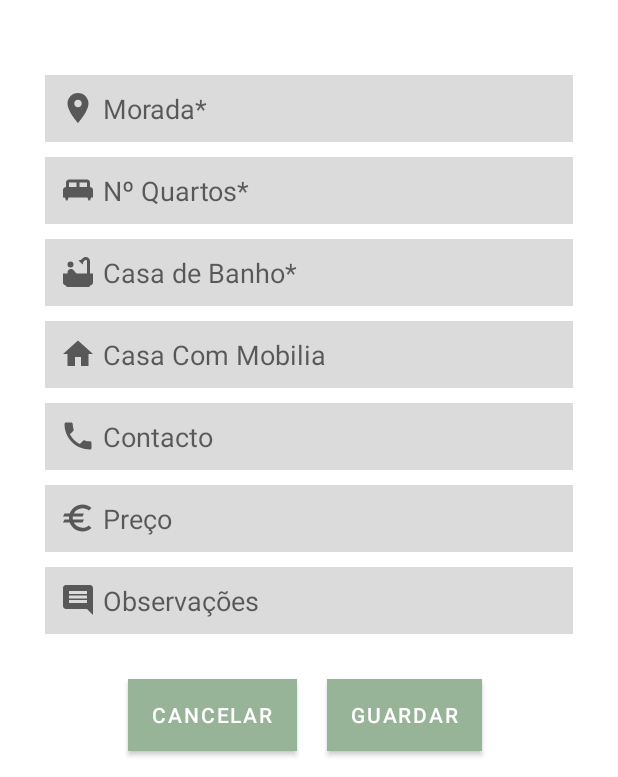
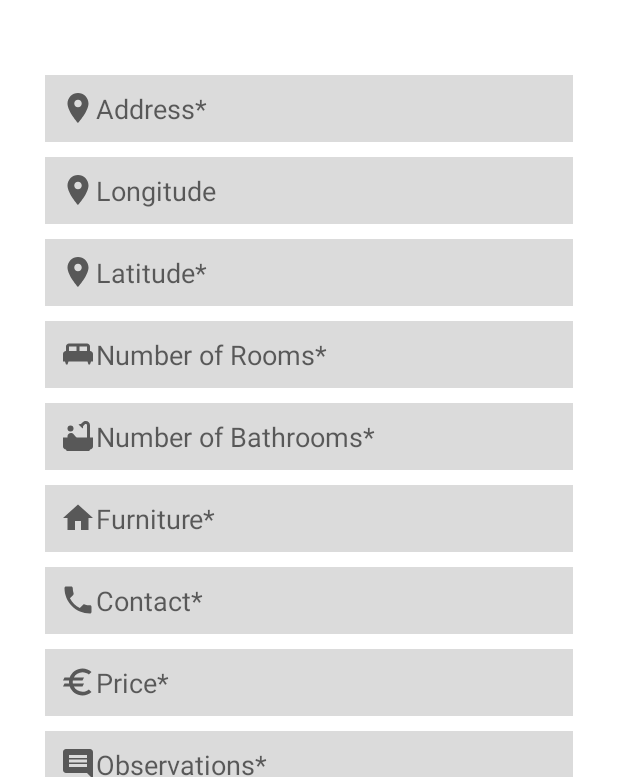
Before and after one commit to tneveda/RoomForStudents, an Android app: the screen it shows after launch (InserirAnunciosActivity), on a phone screen of 412 x 824 dp, the part 459-1236 px from its top. Run offline under Robolectric (Android 15) with nearby library versions, the phone set to English and light mode, and no system bars; pictures from the network do not load.

Commit message:
Atualizado o código de inserção de dados, para adequar ao novo layout

```diff
--- a/app/src/main/java/ecgm/com/roomforstudents/InserirAnunciosActivity.kt
+++ b/app/src/main/java/ecgm/com/roomforstudents/InserirAnunciosActivity.kt
@@ -35,6 +35,11 @@ class InserirAnunciosActivity : AppCompatActivity() {
     private lateinit var shared_preferences: SharedPreferences
     private lateinit var latitude : EditText
     private lateinit var longitude : EditText
+    private lateinit var casaBanho : EditText
+    private lateinit var mobilada : EditText
+    private lateinit var contacto : EditText
+    private lateinit var preco : EditText
+    private lateinit var observacao : EditText
     private lateinit var imageView: ImageView
     private lateinit var button: Button
     private val pickImage = 100
@@ -48,11 +53,16 @@ class InserirAnunciosActivity : AppCompatActivity() {
         setContentView(R.layout.activity_inserir_anuncios)
 
         imageView = findViewById(R.id.preview)
-        button = findViewById(R.id.upload)
+        button = findViewById(R.id.inserirFoto)
         editMoradaView = findViewById(R.id.morada)
-        editNQuartosView = findViewById(R.id.nquartos)
+        editNQuartosView = findViewById(R.id.quartos)
         latitude = findViewById(R.id.latitude)
         longitude = findViewById(R.id.longitude)
+        casaBanho = findViewById(R.id.casaBanho)
+        mobilada = findViewById(R.id.mobilada)
+        contacto = findViewById(R.id.contacto)
+        preco = findViewById(R.id.preco)
+        observacao = findViewById(R.id.observacao)
         button.setOnClickListener {
             val gallery = Intent(Intent.ACTION_PICK, MediaStore.Images.Media.INTERNAL_CONTENT_URI)
             startActivityForResult(gallery, pickImage)
@@ -190,6 +200,13 @@ class InserirAnunciosActivity : AppCompatActivity() {
         val longitude = longitude.text.toString().toDouble()
         val morada= editMoradaView.text.toString()
         val n_quartos = editNQuartosView.text.toString().toInt()
+        val casaBanho = casaBanho.text.toString().toInt()
+        val contacto = contacto.text.toString()
+        val mobilada = mobilada.text.toString()
+        val preco = preco.text.toString().toDouble()
+        val observacao = observacao.text.toString()
+
+
         val utilizador_id = shared_preferences.getInt("id", 0)
         val fotografia =  base64
 
@@ -201,12 +218,12 @@ class InserirAnunciosActivity : AppCompatActivity() {
             latitude = latitude.toString().toDouble(),
             longitude = longitude.toString().toDouble(),
             fotografia = fotografia,
-            preco = 20.0,
-            ncasas_banho = 1,
-            telemovel= "teste",
-            mobilado = "teste",
-            outros_atributos = "1",
-            qrcode = "teste"
+            preco = preco,
+            ncasas_banho = casaBanho,
+            telemovel= contacto,
+            mobilado = mobilada,
+            outros_atributos = observacao,
+            qrcode = "none"
         )
 
         call.enqueue(object : Callback<OutputAnuncio> {
@@ -228,6 +245,5 @@ class InserirAnunciosActivity : AppCompatActivity() {
 
     }
 
-    fun cancelar(view: View) {}
 
 }
--- a/app/src/main/res/layout/activity_inserir_anuncios.xml
+++ b/app/src/main/res/layout/activity_inserir_anuncios.xml
@@ -36,7 +36,36 @@
                 android:layout_marginEnd="30dp"
                 android:background="@color/cinza"
                 android:drawableStart="@drawable/ic_baseline_location_on_24"
-                android:hint=" Morada*"
+                android:hint="@string/adress2"
+                android:inputType="textAutoComplete"
+                android:minHeight="16dp"
+                android:padding="10dp" />
+
+            <EditText
+                android:id="@+id/longitude"
+                android:layout_width="match_parent"
+                android:layout_height="wrap_content"
+                android:layout_marginStart="30dp"
+                android:layout_marginTop="10dp"
+                android:layout_marginEnd="30dp"
+                android:background="@color/cinza"
+                android:drawableStart="@drawable/ic_baseline_location_on_24"
+                android:hint="@string/longitude"
+                android:inputType="textAutoComplete"
+                android:minHeight="16dp"
+                android:padding="10dp" />
+
+
+            <EditText
+                android:id="@+id/latitude"
+                android:layout_width="match_parent"
+                android:layout_height="wrap_content"
+                android:layout_marginStart="30dp"
+                android:layout_marginTop="10dp"
+                android:layout_marginEnd="30dp"
+                android:background="@color/cinza"
+                android:drawableStart="@drawable/ic_baseline_location_on_24"
+                android:hint="@string/latitude"
                 android:inputType="textAutoComplete"
                 android:minHeight="16dp"
                 android:padding="10dp" />
@@ -50,7 +79,7 @@
                 android:layout_marginEnd="30dp"
                 android:background="@color/cinza"
                 android:drawableStart="@drawable/ic_baseline_king_bed_24"
-                android:hint=" Nº Quartos*"
+                android:hint="@string/rooms"
                 android:inputType="textAutoComplete"
                 android:minHeight="16dp"
                 android:padding="10dp" />
@@ -65,7 +94,7 @@
                 android:layout_marginEnd="30dp"
                 android:background="@color/cinza"
                 android:drawableStart="@drawable/ic_baseline_bathtub_24"
-                android:hint=" Casa de Banho*"
+                android:hint="@string/wc"
                 android:inputType="textAutoComplete"
                 android:minHeight="16dp"
                 android:padding="10dp" />
@@ -79,7 +108,7 @@
                 android:layout_marginEnd="30dp"
                 android:background="@color/cinza"
                 android:drawableStart="@drawable/ic_baseline_home_24"
-                android:hint=" Casa Com Mobilia"
+                android:hint="@string/furniture"
                 android:inputType="textAutoComplete"
                 android:minHeight="16dp"
                 android:padding="10dp" />
@@ -93,7 +122,7 @@
                 android:layout_marginEnd="30dp"
                 android:background="@color/cinza"
                 android:drawableStart="@drawable/ic_baseline_phone_24"
-                android:hint=" Contacto"
+                android:hint="@string/contacto"
                 android:inputType="textAutoComplete"
                 android:minHeight="16dp"
                 android:padding="10dp" />
@@ -107,7 +136,7 @@
                 android:layout_marginEnd="30dp"
                 android:background="@color/cinza"
                 android:drawableStart="@drawable/ic_baseline_euro_24"
-                android:hint=" Preço"
+                android:hint="@string/price"
                 android:inputType="textAutoComplete"
                 android:minHeight="16dp"
                 android:padding="10dp" />
@@ -121,7 +150,7 @@
                 android:layout_marginEnd="30dp"
                 android:background="@color/cinza"
                 android:drawableStart="@drawable/ic_baseline_comment_24"
-                android:hint=" Observações"
+                android:hint="@string/obs"
                 android:inputType="textAutoComplete"
                 android:minHeight="16dp"
                 android:padding="10dp" />
@@ -135,22 +164,23 @@
                 android:layout_marginRight="60dp">
 
                 <Button
-                    android:id="@+id/cancelar"
+                    android:id="@+id/inserirFoto"
                     android:layout_width="wrap_content"
                     android:layout_height="wrap_content"
                     android:layout_margin="10dp"
+                    android:layout_weight="1"
                     android:background="@color/verdeEscuro"
-                    android:onClick="cancelar"
-                    android:text="Cancelar" />
+                    android:text="@string/insertImage" />
 
                 <Button
                     android:id="@+id/guardar"
                     android:layout_width="wrap_content"
                     android:layout_height="wrap_content"
                     android:layout_margin="10dp"
+                    android:layout_weight="1"
                     android:background="@color/verdeEscuro"
                     android:onClick="inserir"
-                    android:text="Guardar" />
+                    android:text="@string/insert" />
 
             </LinearLayout>
 
--- a/app/src/main/res/values/strings.xml
+++ b/app/src/main/res/values/strings.xml
@@ -20,4 +20,14 @@
     <string name="personalArea">Personal Area</string>
     <string name="qrcode">Qrcode</string>
     <string name="register">Register</string>
+    <string name="adress2">Address*</string>
+    <string name="longitude">Longitude</string>
+    <string name="latitude">Latitude*</string>
+    <string name="rooms">Number of Rooms*</string>
+    <string name="wc">Number of Bathrooms*</string>
+    <string name="furniture">Furniture*</string>
+    <string name="contacto">Contact*</string>
+    <string name="price">Price*</string>
+    <string name="obs">Observations*</string>
+    <string name="insertImage">Insert Image</string>
 </resources>
```
